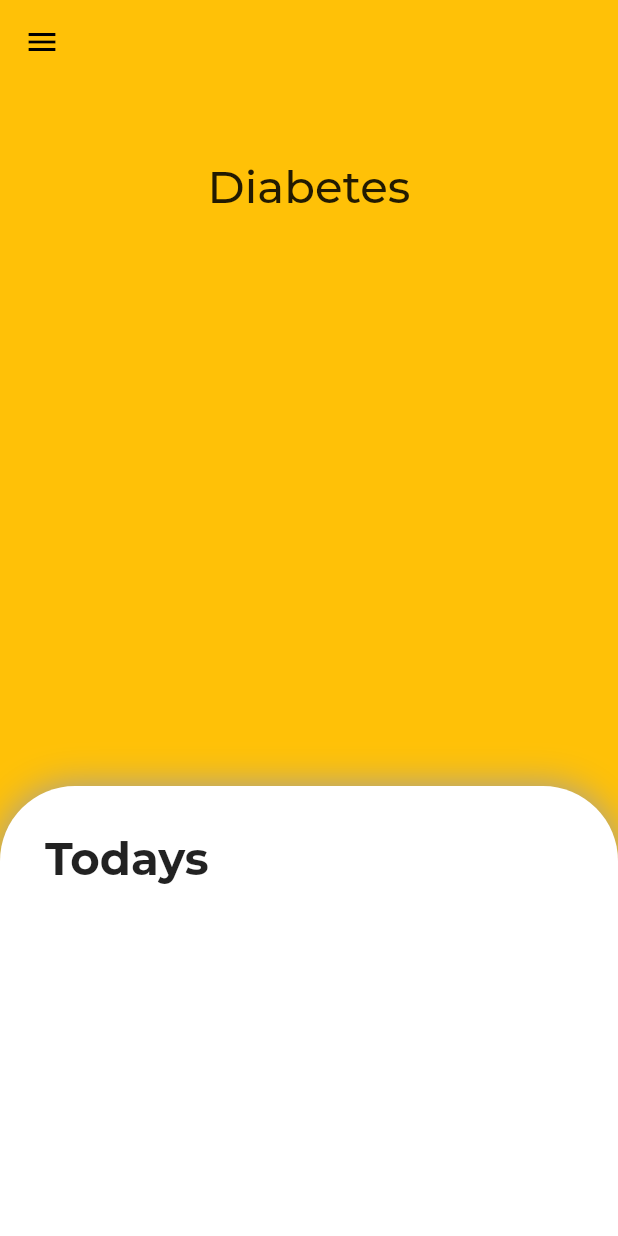
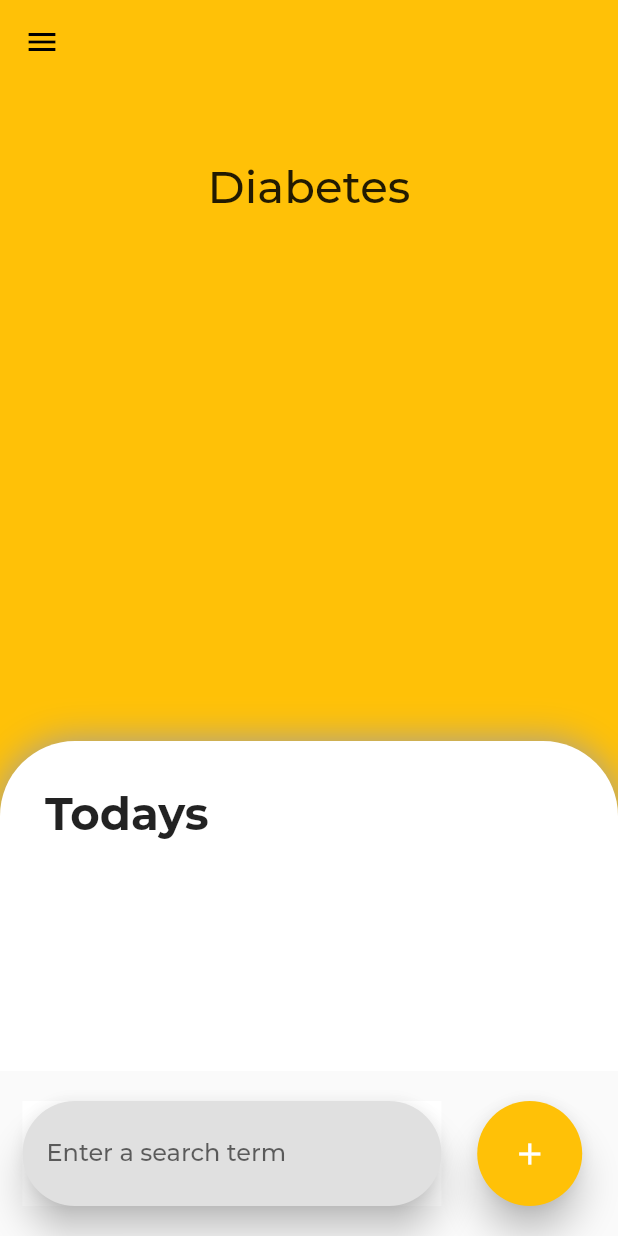
Before and after one commit to deninpaul/Medic.ly, a Flutter app: the screen it shows after launch, on a phone screen of 412 x 824 dp. Run offline on Flutter 3.47's test engine with Material 2 defaults, Android fonts, the phone set to English and light mode, and no system bars; project files that could hold a hidden picture were left out.

Commit message:
SEARCH BAR doesnt come up

```diff
--- a/app/lib/main.dart
+++ b/app/lib/main.dart
@@ -1,6 +1,7 @@
 import 'package:flutter/material.dart';
-import 'package:app/models/ui/home.dart';
-import 'package:app/models/ui/medlist.dart';
+import 'package:app/models/global.dart';
+import 'package:app/ui/home.dart';
+import 'package:app/ui/medlist.dart';
 
 void main() => runApp(MyApp());
 
@@ -26,12 +27,54 @@ class _MyHomePageState extends State<MyHomePage> {
   @override
   Widget build(BuildContext context) {
     return new MaterialApp(
-      title: 'Hello',
-      theme: ThemeData(primarySwatch: Colors.amber, fontFamily: 'Montserrat'),
-      home: new Scaffold(
+        title: 'Hello',
+        theme: ThemeData(primarySwatch: Colors.amber, fontFamily: 'Montserrat'),
+        home: new Scaffold(
           drawer: Drawer(),
-          appBar: AppBar(
+          appBar: new AppBar(
             elevation: 0,
+          ),
+          bottomNavigationBar: Row(
+            crossAxisAlignment: CrossAxisAlignment.center,
+            mainAxisAlignment: MainAxisAlignment.spaceEvenly,
+            mainAxisSize: MainAxisSize.max,
+            children: <Widget>[
+              Expanded(
+                child: Container(
+                    margin: EdgeInsets.fromLTRB(15, 10, 0, 10),
+                    width: 200,
+                    height: 70,
+                    color: Colors.white,
+                    child: RaisedButton(
+                      child: TextField(
+                        decoration: InputDecoration(
+                            border: InputBorder.none,
+                            hintText: 'Enter a search term'),
+                      ),
+                      onPressed: () {},
+                      elevation: 10,
+                      hoverColor: Colors.white,
+                      shape: RoundedRectangleBorder(
+                        borderRadius: BorderRadius.all(Radius.circular(100)),
+                      ),
+                    )),
+                flex: 5,
+              ),
+              Expanded(
+                child: Container(
+                  margin: EdgeInsets.all(20),
+                  height: 70,
+                  width: 70,
+                  child: FloatingActionButton(
+                    onPressed: () {},
+                    child: Icon(Icons.add),
+                    foregroundColor: Colors.white,
+                    elevation: 10,
+                  ),
+                ),
+                flex: 2,
+              )
+            ],
           ),
           body: Stack(children: <Widget>[
             NextMed(),
@@ -42,7 +85,7 @@ class _MyHomePageState extends State<MyHomePage> {
               ],
               scrollDirection: Axis.vertical,
             ),
-          ])),
-    );
+          ]),
+        ));
   }
 }
--- /dev/null
+++ b/app/lib/models/global.dart
@@ -0,0 +1,3 @@
+import 'package:flutter/material.dart';
+
+List<Color> colors = [Colors.amber, Color.fromRGBO(255, 255, 255, 100)];
--- a/app/lib/models/ui/home.dart
+++ b/app/lib/ui/home.dart
@@ -23,7 +23,7 @@ class BottomDrawer extends StatelessWidget {
                   ),
                 ]),
             width: size.width,
-            height: 300.0,
+            height: 220.0,
             child: Column(
               children: <Widget>[
                 new Container(
@@ -51,8 +51,7 @@ class NextMed extends StatelessWidget {
     final size = MediaQuery.of(context).size;
     String nextMed = "Diabetes";
 
-    return Stack(
-      children: <Widget>[
+    return Stack(children: <Widget>[
       Container(
         decoration: new BoxDecoration(
           color: Colors.amber,
@@ -79,7 +78,6 @@ class NextMed extends StatelessWidget {
           )
         ],
       ),
-      ]
-    );
+    ]);
   }
 }
```
Also changed, not shown: app/lib/ui/medlist.dart (renamed from app/lib/models/ui/medlist.dart).
